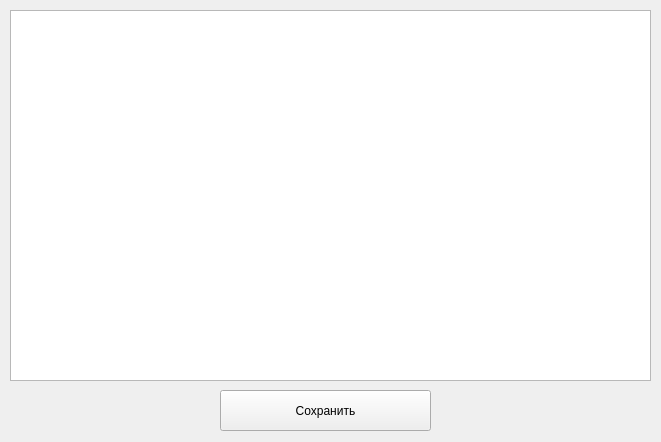
Qt form gui/ui/prompt.ui (kyrvvwfzhy-code/innovation_proposal_checking) before a commit.
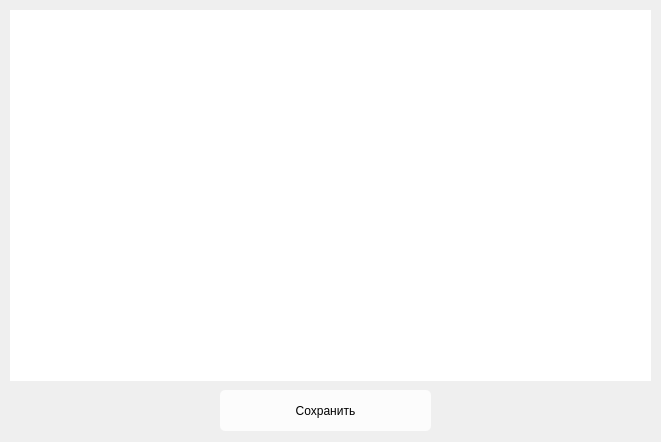
The same form after that commit.

What changed in the file:
```diff
--- a/gui/ui/prompt.ui
+++ b/gui/ui/prompt.ui
@@ -19,6 +19,40 @@
   <property name="windowTitle">
    <string>Правка</string>
   </property>
+  <property name="styleSheet">
+   <string notr="true">QFrame {
+    border-radius: 10px;
+}
+
+QPushButton{
+	background-color: rgba(255, 255, 255, 200);
+    border-radius: 5px;
+}
+
+QPushButton:hover:!checked {
+    background-color: rgb(119, 118, 123);
+}
+
+QPushButton:checked:hover {
+   background-color: rgb(119, 118, 123);
+}
+
+QPushButton:pressed:!checked {
+	background-color: rgb(154, 153, 150);
+}
+
+QPushButton:checked:pressed {
+	background-color: rgb(154, 153, 150);
+}
+
+QPushButton:checked {
+	background-color: rgb(154, 153, 150);
+}
+
+QPushButton:!checked {
+	background-color: rgba(255, 255, 255, 200);
+}</string>
+  </property>
   <widget class="QPlainTextEdit" name="plainTextEdit">
    <property name="geometry">
     <rect>
@@ -28,6 +62,9 @@
      <height>371</height>
     </rect>
    </property>
+   <property name="styleSheet">
+    <string notr="true">font: 14pt &quot;Ubuntu&quot;;</string>
+   </property>
   </widget>
   <widget class="QPushButton" name="pushButton">
    <property name="geometry">
```
